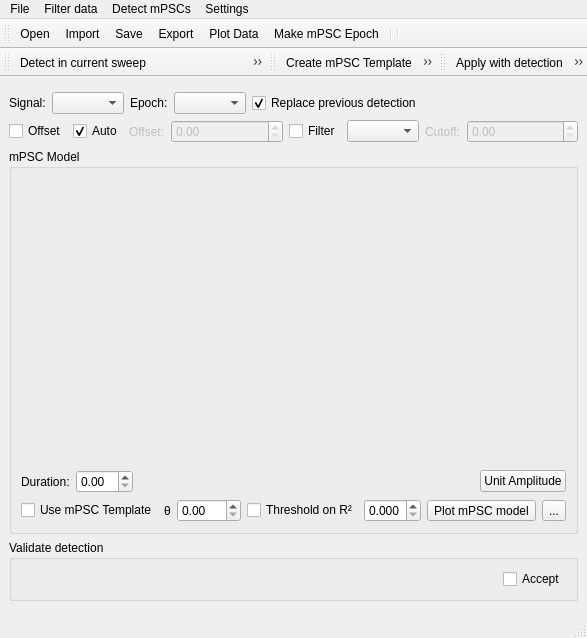
This is ephys/mPSCDetectWindow.ui in ctigaret/scipyen as Qt 5 draws it before an edit. The edited form follows.
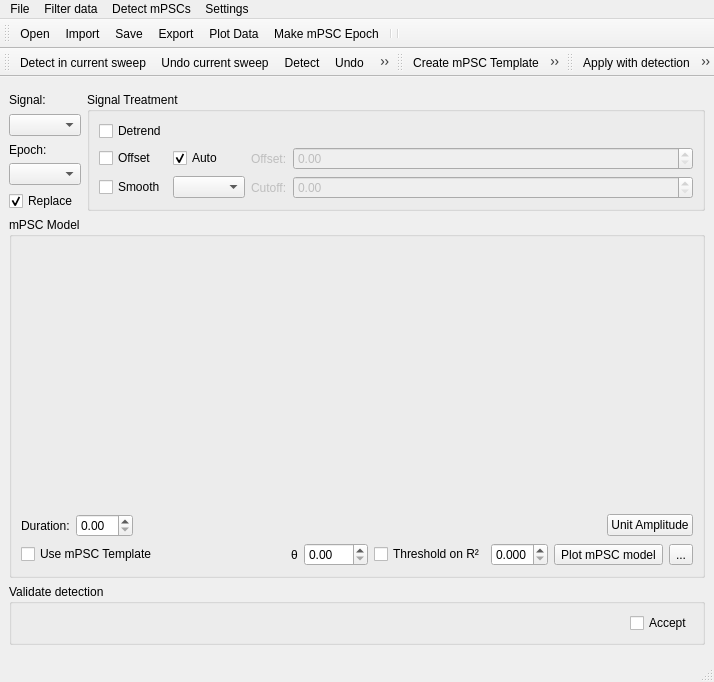
This is the edited form. Icons and pictures are not drawn. Custom widgets are drawn as their Qt base class.

The edit to the form file:
```diff
--- a/ephys/mPSCDetectWindow.ui
+++ b/ephys/mPSCDetectWindow.ui
@@ -7,23 +7,25 @@
    <rect>
     <x>0</x>
     <y>0</y>
-    <width>587</width>
-    <height>638</height>
+    <width>714</width>
+    <height>682</height>
    </rect>
   </property>
   <property name="windowTitle">
    <string>mPSC Detect</string>
   </property>
   <widget class="QWidget" name="centralwidget">
+   <layout class="QVBoxLayout" name="verticalLayout_5">
+    <item>
    <layout class="QVBoxLayout" name="verticalLayout_4">
     <item>
-     <layout class="QVBoxLayout" name="verticalLayout_2">
-      <item>
        <widget class="MetaDataWidget" name="metaDataWidget" native="true"/>
       </item>
       <item>
        <layout class="QHBoxLayout" name="horizontalLayout">
         <item>
+         <layout class="QVBoxLayout" name="verticalLayout_2">
+          <item>
          <widget class="QLabel" name="signalNameLabel">
           <property name="text">
            <string>Signal:</string>
@@ -81,7 +83,7 @@
            <string>Replace previous detection</string>
           </property>
           <property name="text">
-           <string>Replace previous detection</string>
+             <string>Replace</string>
           </property>
           <property name="icon">
            <iconset theme="document-replace">
@@ -92,26 +94,31 @@
           </property>
          </widget>
         </item>
+         </layout>
+        </item>
         <item>
-         <spacer name="horizontalSpacer_2">
-          <property name="orientation">
-           <enum>Qt::Horizontal</enum>
+         <widget class="QGroupBox" name="groupBox">
+          <property name="title">
+           <string>Signal Treatment</string>
           </property>
-          <property name="sizeHint" stdset="0">
-           <size>
-            <width>40</width>
-            <height>20</height>
-           </size>
-          </property>
-         </spacer>
-        </item>
-       </layout>
-      </item>
-     </layout>
-    </item>
-    <item>
-     <layout class="QHBoxLayout" name="horizontalLayout_3">
-      <item>
+          <layout class="QGridLayout" name="gridLayout">
+           <item row="0" column="0">
+            <widget class="QCheckBox" name="linearDetrendCheckBox">
+             <property name="toolTip">
+              <string>Linear detrending - remove drift</string>
+             </property>
+             <property name="statusTip">
+              <string>Linear detrending - remove drift</string>
+             </property>
+             <property name="whatsThis">
+              <string>Linear detrending - remove drift</string>
+             </property>
+             <property name="text">
+              <string>Detrend</string>
+             </property>
+            </widget>
+           </item>
+           <item row="1" column="0">
        <widget class="QCheckBox" name="removeDCCheckBox">
         <property name="toolTip">
          <string>Remove signal offset (DC) before detection</string>
@@ -127,7 +134,7 @@
         </property>
        </widget>
       </item>
-      <item>
+           <item row="1" column="1">
        <widget class="QCheckBox" name="autoOffsetCheckBox">
         <property name="toolTip">
          <string>When checked, offset will be adapted from the current signal</string>
@@ -146,7 +153,7 @@
         </property>
        </widget>
       </item>
-      <item>
+           <item row="1" column="2">
        <widget class="QLabel" name="offsetLabel">
         <property name="enabled">
          <bool>false</bool>
@@ -168,7 +175,7 @@
         </property>
        </widget>
       </item>
-      <item>
+           <item row="1" column="3">
        <widget class="QuantitySpinBox" name="dcValueSpinBox">
         <property name="enabled">
          <bool>false</bool>
@@ -181,7 +188,7 @@
         </property>
        </widget>
       </item>
-      <item>
+           <item row="2" column="0">
        <widget class="QCheckBox" name="noiseFilterCheckBox">
         <property name="toolTip">
          <string>De-noise signal before detection</string>
@@ -193,14 +200,14 @@
          <string>&lt;html&gt;&lt;head/&gt;&lt;body&gt;&lt;p&gt;Before detection, de-noise signal using a low pass digital filter (Hamming window).&lt;/p&gt;&lt;/body&gt;&lt;/html&gt;</string>
         </property>
         <property name="text">
-         <string>Filter</string>
+              <string>Smooth</string>
         </property>
        </widget>
       </item>
-      <item>
+           <item row="2" column="1">
        <widget class="QComboBox" name="filterTypeComboBox"/>
       </item>
-      <item>
+           <item row="2" column="2">
        <widget class="QLabel" name="freqCutoffLabel">
         <property name="enabled">
          <bool>false</bool>
@@ -213,7 +220,7 @@
         </property>
        </widget>
       </item>
-      <item>
+           <item row="2" column="3">
        <widget class="QuantitySpinBox" name="cutoffFrequencySpinBox">
         <property name="enabled">
          <bool>false</bool>
@@ -227,6 +234,11 @@
        </widget>
       </item>
      </layout>
+         </widget>
+        </item>
+       </layout>
+      </item>
+     </layout>
     </item>
     <item>
      <widget class="QGroupBox" name="mPSCmodelGroupBox">
@@ -521,7 +533,7 @@
     <rect>
      <x>0</x>
      <y>0</y>
-     <width>587</width>
+     <width>714</width>
      <height>28</height>
     </rect>
    </property>
```
Left out of the diff: 3 changed lines with no effect on the pictures. Lines whose indentation alone changed are shown as unchanged.
